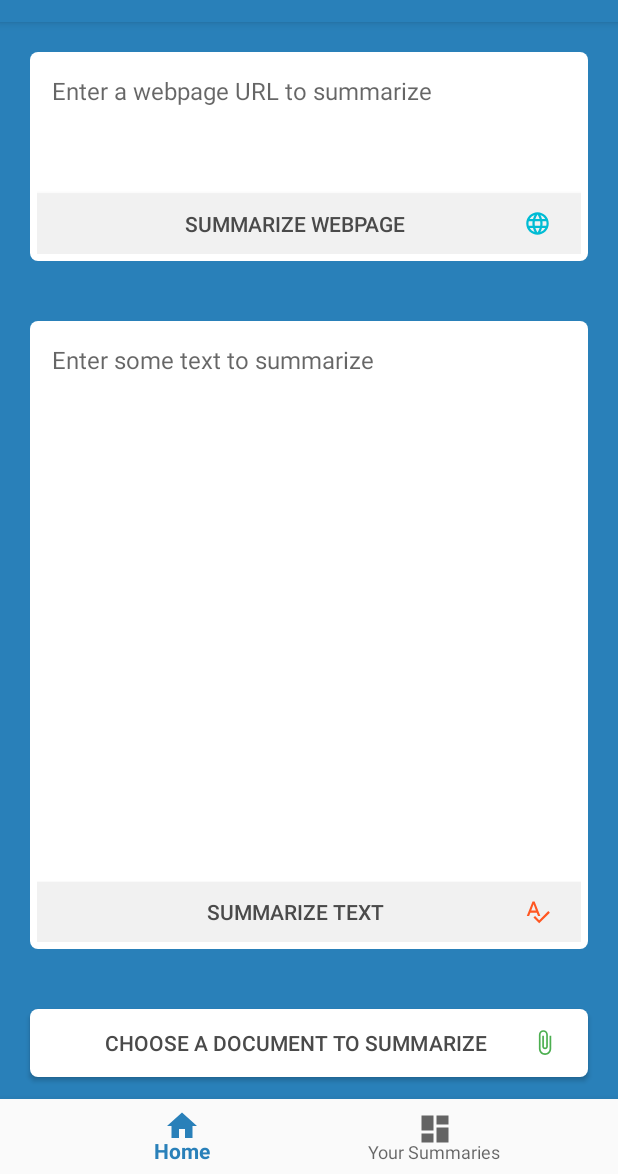
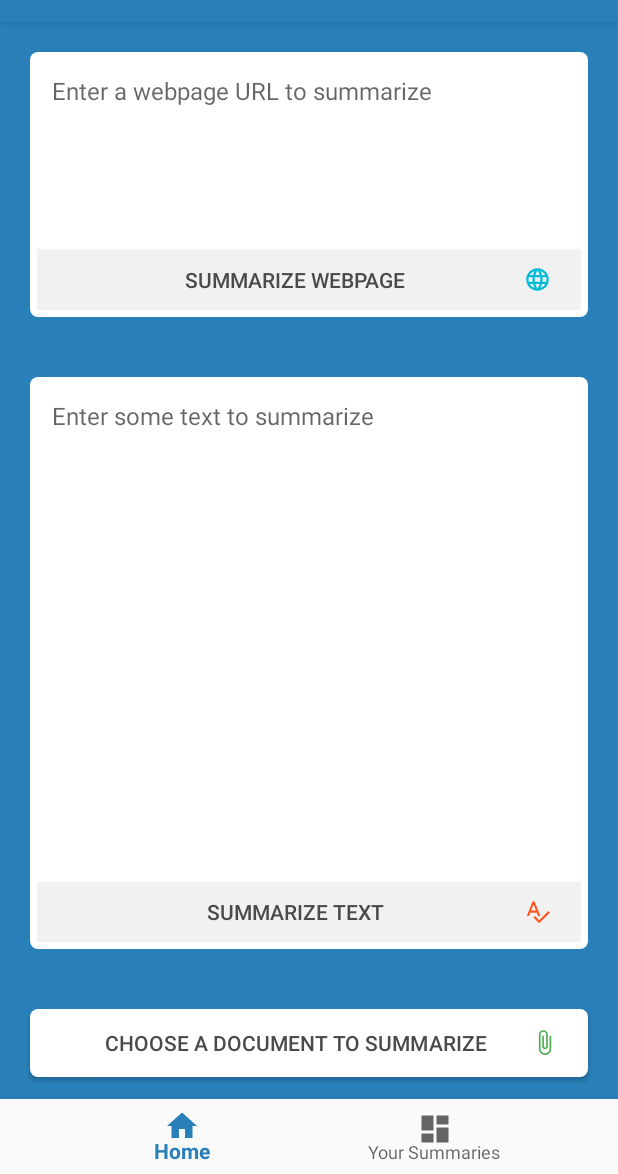
Before and after one commit to Asutosh11/TextSummarizeX, an Android app: the screen it shows after launch (MainActivity), on a phone screen of 412 x 824 dp, the part 62-1236 px from its top. Run offline under Robolectric (Android 15) with nearby library versions, the phone set to English and light mode, and no system bars.

Commit message:
make ux better for first fragment on hide and show of keyboard

```diff
--- a/app/src/main/AndroidManifest.xml
+++ b/app/src/main/AndroidManifest.xml
@@ -14,6 +14,7 @@
         android:supportsRtl="true"
         android:theme="@style/AppTheme">
         <activity
+            android:windowSoftInputMode="stateVisible|adjustResize"
             android:name=".ui.MainActivity"
             android:label="@string/app_name">
             <intent-filter>
--- a/app/src/main/res/layout/fragment_first.xml
+++ b/app/src/main/res/layout/fragment_first.xml
@@ -1,21 +1,32 @@
 <?xml version="1.0" encoding="utf-8"?>
-<LinearLayout xmlns:android="http://schemas.android.com/apk/res/android"
+<FrameLayout xmlns:android="http://schemas.android.com/apk/res/android"
     android:layout_width="match_parent"
     android:layout_height="match_parent"
     android:background="@color/backgroundBlue"
-    android:gravity="center"
-    android:orientation="vertical">
+    android:gravity="center">
 
-    <androidx.appcompat.widget.LinearLayoutCompat
+       <ScrollView
+           android:fillViewport="true"
+           android:layout_width="match_parent"
+           android:layout_height="match_parent">
+
+           <LinearLayout
+               android:weightSum="9"
+               android:orientation="vertical"
+               android:layout_width="match_parent"
+               android:layout_height="match_parent">
+
+               <LinearLayout
+                   android:weightSum="8"
                    android:layout_width="match_parent"
                    android:layout_height="0dp"
                    android:layout_weight="8"
                    android:gravity="center_vertical"
                    android:orientation="vertical">
 
-        <RelativeLayout
+                   <FrameLayout
                        android:layout_width="match_parent"
-            android:layout_height="0dp"
+                       android:layout_height="50dp"
                        android:layout_margin="20dp"
                        android:layout_weight="2"
                        android:background="@drawable/border_edittext"
@@ -29,17 +40,16 @@
                            android:background="#fff"
                            android:gravity="top|left"
                            android:hint="Enter a webpage URL to summarize"
-                android:inputType="textPersonName"
+                           android:inputType="textMultiLine"
                            android:padding="10dp"
                            android:scrollbars="vertical"
                            android:textSize="16sp" />
 
                        <Button
+                           android:layout_gravity="bottom"
                            android:id="@+id/button4"
                            android:layout_width="match_parent"
                            android:layout_height="40dp"
-                android:layout_alignParentEnd="true"
-                android:layout_alignParentBottom="true"
                            android:background="#F1F1F1"
                            android:drawableRight="@drawable/ic_language_black_18dp"
                            android:drawableTint="#00BCD4"
@@ -48,9 +58,9 @@
                            android:text="Summarize Webpage"
                            android:textColor="#4A4A4A" />
 
-        </RelativeLayout>
+                   </FrameLayout>
 
-        <RelativeLayout
+                   <FrameLayout
                        android:layout_width="match_parent"
                        android:layout_height="0dp"
                        android:layout_margin="20dp"
@@ -61,22 +71,21 @@
                        <EditText
                            android:id="@+id/editText2"
                            android:layout_width="match_parent"
-                android:layout_height="match_parent"
+                           android:layout_height="200dp"
                            android:layout_marginBottom="40dp"
                            android:background="#fff"
                            android:gravity="top|left"
                            android:hint="Enter some text to summarize"
-                android:inputType="textPersonName"
+                           android:inputType="textMultiLine"
                            android:padding="10dp"
                            android:scrollbars="vertical"
                            android:textSize="16sp" />
 
                        <Button
+                           android:layout_gravity="bottom"
                            android:id="@+id/button3"
                            android:layout_width="match_parent"
                            android:layout_height="40dp"
-                android:layout_alignParentEnd="true"
-                android:layout_alignParentBottom="true"
                            android:background="#F1F1F1"
                            android:drawableRight="@drawable/ic_spellcheck_black_18dp"
                            android:drawableTint="#FF5722"
@@ -85,11 +94,11 @@
                            android:text="Summarize Text"
                            android:textColor="#4A4A4A" />
 
-        </RelativeLayout>
+                   </FrameLayout>
 
-    </androidx.appcompat.widget.LinearLayoutCompat>
+               </LinearLayout>
 
-    <androidx.appcompat.widget.LinearLayoutCompat
+               <LinearLayout
                    android:layout_width="match_parent"
                    android:layout_height="0dp"
                    android:layout_weight="1">
@@ -106,7 +115,11 @@
                        android:paddingRight="20dp"
                        android:text="Choose a Document to Summarize"
                        android:textColor="#4A4A4A" />
-    </androidx.appcompat.widget.LinearLayoutCompat>
+               </LinearLayout>
+
+           </LinearLayout>
+
+       </ScrollView>
 
 
-</LinearLayout>
+</FrameLayout>
```
Lines whose indentation alone changed are shown as unchanged.
